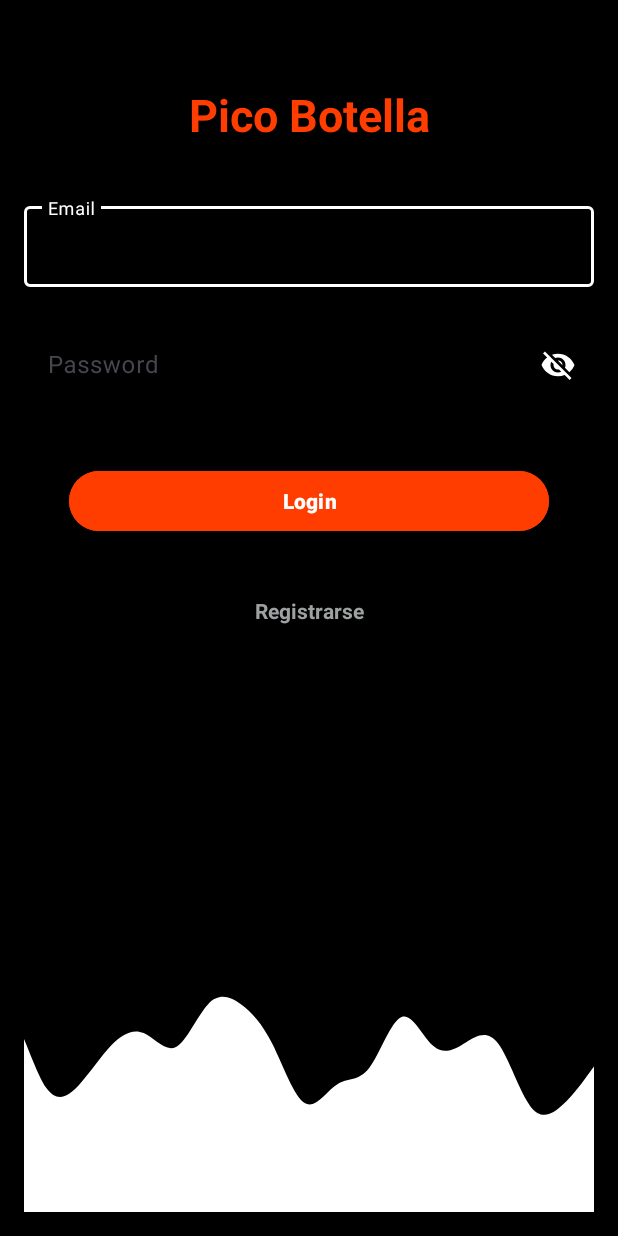
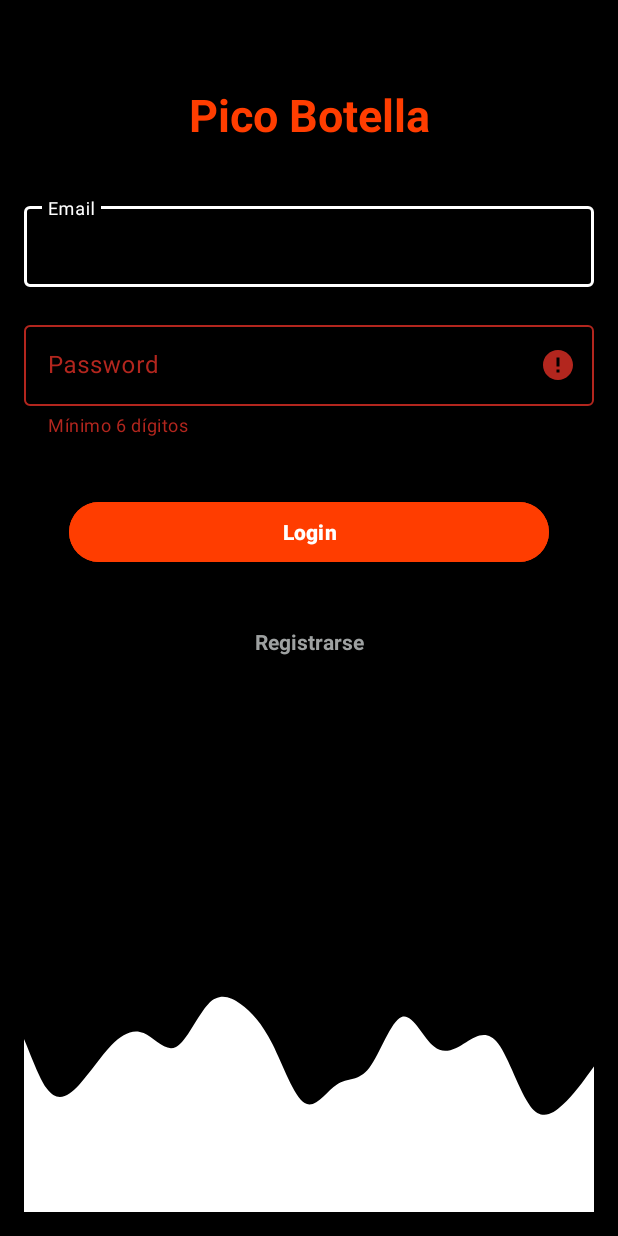
Before and after one commit to HenaoGiordy/equipo5, an Android app: the screen it shows after launch (LoginActivity), after a tap on an icon or button, on a phone screen of 412 x 824 dp. Run offline under Robolectric (Android 15) with nearby library versions, the light colour scheme and no system bars; our stand-ins replace Dagger/Hilt's generated code, Firebase (no records; nobody signed in at launch, a user with empty details on screens opened directly), data binding.

Commit message:
enable button, 6 characters min password

```diff
--- a/app/src/main/java/com/univalle/equipo5/repository/LoginRepository.kt
+++ b/app/src/main/java/com/univalle/equipo5/repository/LoginRepository.kt
@@ -28,7 +28,7 @@ class LoginRepository {
                             userResponse(
                                 UserResponse(
                                     isRegister = false,
-                                    message = "El usuario ya existe"
+                                    message = "Error en el registro"
                                 )
                             )
                         } else {
--- a/app/src/main/java/com/univalle/equipo5/view/LoginActivity.kt
+++ b/app/src/main/java/com/univalle/equipo5/view/LoginActivity.kt
@@ -4,6 +4,8 @@ import android.content.Context
 import android.content.Intent
 import android.content.SharedPreferences
 import android.os.Bundle
+import android.text.Editable
+import android.text.TextWatcher
 import android.view.View
 import android.widget.Toast
 import androidx.activity.viewModels
@@ -60,6 +62,7 @@ class LoginActivity : AppCompatActivity() {
     }
 
     private fun setup() {
+        setupTextWatchers()
         binding.tvRegister.setOnClickListener {
             registerUser()
         }
@@ -67,6 +70,48 @@ class LoginActivity : AppCompatActivity() {
         binding.btnLogin.setOnClickListener {
             loginUser()
         }
+    }
+
+    private fun setupTextWatchers() {
+        val emailWatcher = object : TextWatcher {
+            override fun beforeTextChanged(s: CharSequence?, start: Int, count: Int, after: Int) {}
+
+            override fun onTextChanged(s: CharSequence?, start: Int, before: Int, count: Int) {
+                val email = binding.etEmail.text.toString()
+                val password = binding.etPassword.text.toString()
+                val areFieldsFilled = email.isNotBlank() && password.isNotBlank() && password.length >= 6
+
+                // Habilitar o deshabilitar los botones
+                binding.btnLogin.isEnabled = areFieldsFilled
+                binding.tvRegister.isEnabled = areFieldsFilled
+            }
+
+            override fun afterTextChanged(s: Editable?) {}
+        }
+
+        val passwordWatcher = object : TextWatcher {
+            override fun beforeTextChanged(s: CharSequence?, start: Int, count: Int, after: Int) {}
+
+            override fun onTextChanged(s: CharSequence?, start: Int, before: Int, count: Int) {
+                val password = s.toString()
+
+                if (password.length < 6) {
+                    // Mostrar error y cambiar borde a rojo
+                    binding.tilPassword.error = "Mínimo 6 dígitos"
+                    binding.tilPassword.boxStrokeColor = getColor(R.color.red)
+                } else {
+                    // Eliminar el error y cambiar borde a blanco
+                    binding.tilPassword.error = null
+                    binding.tilPassword.boxStrokeColor = getColor(android.R.color.white)
+                }
+            }
+
+            override fun afterTextChanged(s: Editable?) {}
+        }
+
+        // Agregar los TextWatchers
+        binding.etEmail.addTextChangedListener(emailWatcher)
+        binding.etPassword.addTextChangedListener(passwordWatcher)
     }
 
     private fun loginUser() {
--- a/app/src/main/java/com/univalle/equipo5/viewModel/LoginViewModel.kt
+++ b/app/src/main/java/com/univalle/equipo5/viewModel/LoginViewModel.kt
@@ -31,7 +31,7 @@ class LoginViewModel : ViewModel(){
             } else {
                 UserResponse(
                     isRegister = false, // No es registro
-                    message = "Error en el inicio de sesión"
+                    message = "Login incorrecto"
                 )
             }
             _isLogin.value = response
--- a/app/src/main/res/layout/activity_login.xml
+++ b/app/src/main/res/layout/activity_login.xml
@@ -88,6 +88,7 @@
             android:text="@string/login"
             android:textColor="@android:color/white"
             android:textStyle="bold"
+            android:enabled="false"
             app:layout_constraintTop_toBottomOf="@id/tilPassword"
             app:layout_constraintStart_toStartOf="parent"
             app:layout_constraintEnd_toEndOf="parent"
@@ -104,6 +105,7 @@
             android:textColor="#9EA1A1"
             android:textStyle="bold"
             android:clickable="true"
+            android:enabled="false"
             app:layout_constraintTop_toBottomOf="@id/btnLogin"
             app:layout_constraintStart_toStartOf="parent"
             app:layout_constraintEnd_toEndOf="parent" />
```
Also changed, not shown: app/src/main/res/drawable/hide.png (added), app/src/main/res/drawable/view.png (added).
